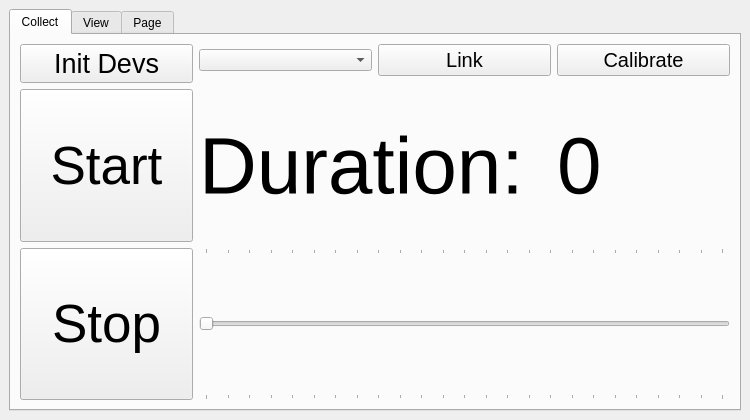
The window that gui.ui (nogleo/datanog) describes before a commit, drawn with Qt 5.
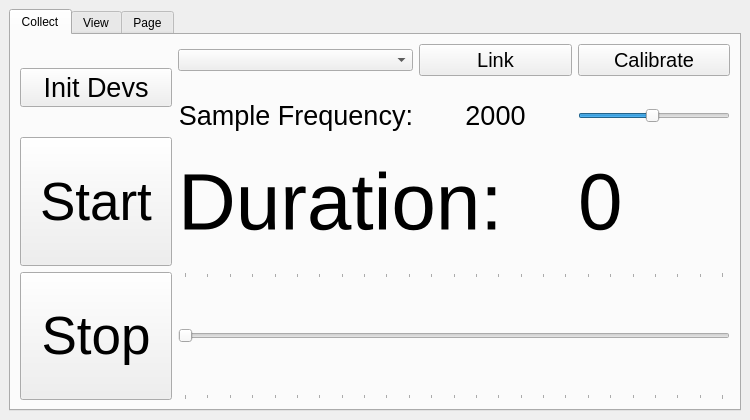
The same window after the commit.

```diff
--- a/gui.ui
+++ b/gui.ui
@@ -39,7 +39,7 @@
     </sizepolicy>
    </property>
    <layout class="QGridLayout" name="gridLayout_3">
-    <item row="0" column="0">
+    <item row="1" column="0">
      <widget class="QTabWidget" name="tabWidget">
       <property name="sizePolicy">
        <sizepolicy hsizetype="Expanding" vsizetype="Expanding">
@@ -55,19 +55,107 @@
         <string>Collect</string>
        </attribute>
        <layout class="QGridLayout" name="gridLayout">
-        <item row="0" column="3">
-         <widget class="QPushButton" name="linkSensor">
+        <item row="4" column="4">
+         <widget class="QLabel" name="label_4">
+          <property name="font">
+           <font>
+            <pointsize>20</pointsize>
+           </font>
+          </property>
+          <property name="text">
+           <string>2000</string>
+          </property>
+          <property name="alignment">
+           <set>Qt::AlignCenter</set>
+          </property>
+         </widget>
+        </item>
+        <item row="4" column="5">
+         <widget class="QSlider" name="horizontalSlider_2">
+          <property name="minimum">
+           <number>100</number>
+          </property>
+          <property name="maximum">
+           <number>4000</number>
+          </property>
+          <property name="singleStep">
+           <number>1</number>
+          </property>
+          <property name="pageStep">
+           <number>10</number>
+          </property>
+          <property name="value">
+           <number>2000</number>
+          </property>
+          <property name="sliderPosition">
+           <number>2000</number>
+          </property>
+          <property name="orientation">
+           <enum>Qt::Horizontal</enum>
+          </property>
+         </widget>
+        </item>
+        <item row="0" column="5">
+         <widget class="QPushButton" name="calibutton">
           <property name="font">
            <font>
             <pointsize>15</pointsize>
            </font>
           </property>
           <property name="text">
-           <string>Link</string>
+           <string>Calibrate</string>
           </property>
          </widget>
         </item>
-        <item row="3" column="2" colspan="3">
+        <item row="0" column="0" rowspan="5">
+         <widget class="QPushButton" name="pushButton_4">
+          <property name="font">
+           <font>
+            <pointsize>20</pointsize>
+           </font>
+          </property>
+          <property name="text">
+           <string>Init Devs</string>
+          </property>
+         </widget>
+        </item>
+        <item row="5" column="5">
+         <widget class="QLabel" name="label">
+          <property name="sizePolicy">
+           <sizepolicy hsizetype="Expanding" vsizetype="Expanding">
+            <horstretch>1</horstretch>
+            <verstretch>1</verstretch>
+           </sizepolicy>
+          </property>
+          <property name="font">
+           <font>
+            <pointsize>60</pointsize>
+           </font>
+          </property>
+          <property name="text">
+           <string>0</string>
+          </property>
+         </widget>
+        </item>
+        <item row="5" column="3" colspan="2">
+         <widget class="QLabel" name="label_2">
+          <property name="sizePolicy">
+           <sizepolicy hsizetype="Expanding" vsizetype="Expanding">
+            <horstretch>1</horstretch>
+            <verstretch>1</verstretch>
+           </sizepolicy>
+          </property>
+          <property name="font">
+           <font>
+            <pointsize>60</pointsize>
+           </font>
+          </property>
+          <property name="text">
+           <string>Duration: </string>
+          </property>
+         </widget>
+        </item>
+        <item row="8" column="3" colspan="3">
          <widget class="QSlider" name="horizontalSlider">
           <property name="sizePolicy">
            <sizepolicy hsizetype="Expanding" vsizetype="Expanding">
@@ -124,82 +212,19 @@
           </property>
          </widget>
         </item>
-        <item row="0" column="2">
-         <widget class="QComboBox" name="comboBox"/>
-        </item>
-        <item row="2" column="4">
-         <widget class="QLabel" name="label">
-          <property name="sizePolicy">
-           <sizepolicy hsizetype="Expanding" vsizetype="Expanding">
-            <horstretch>1</horstretch>
-            <verstretch>1</verstretch>
-           </sizepolicy>
-          </property>
-          <property name="font">
-           <font>
-            <pointsize>60</pointsize>
-           </font>
-          </property>
-          <property name="text">
-           <string>0</string>
-          </property>
-         </widget>
-        </item>
-        <item row="2" column="2" colspan="2">
-         <widget class="QLabel" name="label_2">
-          <property name="sizePolicy">
-           <sizepolicy hsizetype="Expanding" vsizetype="Expanding">
-            <horstretch>1</horstretch>
-            <verstretch>1</verstretch>
-           </sizepolicy>
-          </property>
-          <property name="font">
-           <font>
-            <pointsize>60</pointsize>
-           </font>
-          </property>
-          <property name="text">
-           <string>Duration: </string>
-          </property>
-         </widget>
-        </item>
         <item row="0" column="4">
-         <widget class="QPushButton" name="calibutton">
+         <widget class="QPushButton" name="linkSensor">
           <property name="font">
            <font>
             <pointsize>15</pointsize>
            </font>
           </property>
           <property name="text">
-           <string>Calibrate</string>
+           <string>Link</string>
           </property>
          </widget>
         </item>
-        <item row="2" column="0">
-         <widget class="QPushButton" name="startbutton">
-          <property name="sizePolicy">
-           <sizepolicy hsizetype="Expanding" vsizetype="Expanding">
-            <horstretch>1</horstretch>
-            <verstretch>1</verstretch>
-           </sizepolicy>
-          </property>
-          <property name="font">
-           <font>
-            <pointsize>40</pointsize>
-           </font>
-          </property>
-          <property name="toolTip">
-           <string>'Start collecting data'</string>
-          </property>
-          <property name="autoFillBackground">
-           <bool>false</bool>
-          </property>
-          <property name="text">
-           <string>Start</string>
-          </property>
-         </widget>
-        </item>
-        <item row="3" column="0">
+        <item row="8" column="0">
          <widget class="QPushButton" name="stopbutton">
           <property name="enabled">
            <bool>true</bool>
@@ -223,18 +248,48 @@
           </property>
          </widget>
         </item>
-        <item row="0" column="0" rowspan="2">
-         <widget class="QPushButton" name="pushButton_4">
+        <item row="5" column="0">
+         <widget class="QPushButton" name="startbutton">
+          <property name="sizePolicy">
+           <sizepolicy hsizetype="Expanding" vsizetype="Expanding">
+            <horstretch>1</horstretch>
+            <verstretch>1</verstretch>
+           </sizepolicy>
+          </property>
+          <property name="font">
+           <font>
+            <pointsize>40</pointsize>
+           </font>
+          </property>
+          <property name="toolTip">
+           <string>'Start collecting data'</string>
+          </property>
+          <property name="autoFillBackground">
+           <bool>false</bool>
+          </property>
+          <property name="text">
+           <string>Start</string>
+          </property>
+         </widget>
+        </item>
+        <item row="4" column="3">
+         <widget class="QLabel" name="label_3">
           <property name="font">
            <font>
             <pointsize>20</pointsize>
            </font>
           </property>
           <property name="text">
-           <string>Init Devs</string>
+           <string>Sample Frequency:</string>
+          </property>
+          <property name="alignment">
+           <set>Qt::AlignRight|Qt::AlignTrailing|Qt::AlignVCenter</set>
           </property>
          </widget>
         </item>
+        <item row="0" column="3">
+         <widget class="QComboBox" name="comboBox"/>
+        </item>
        </layout>
       </widget>
       <widget class="QWidget" name="tab_2">
```
Left out of the diff: 35 changed lines with no effect on the pictures.
